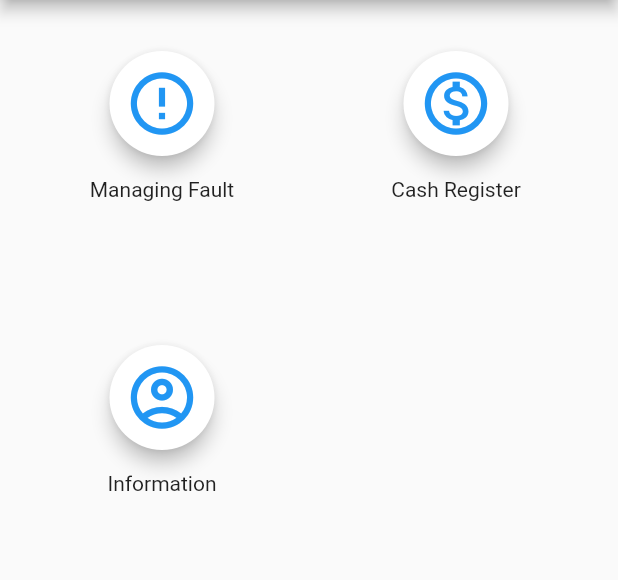
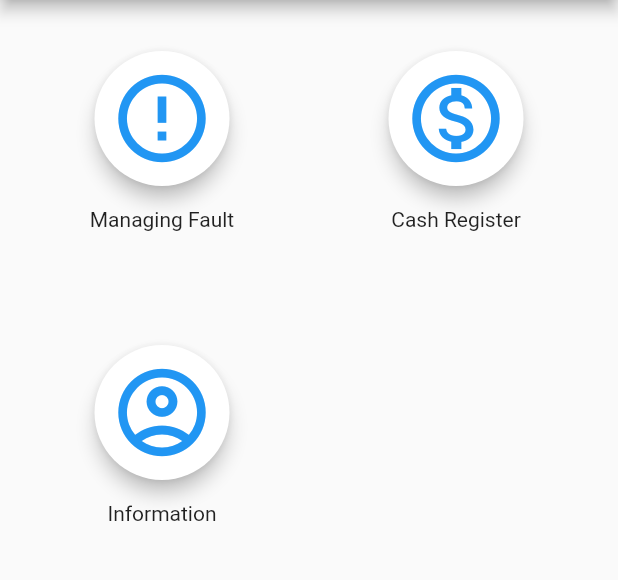
Before and after one commit to LiranFain22/MyBait-Final-Project, a Flutter app: the OverviewTenantScreen screen opened by its route, in the side drawer, after a tap on "Home", on a phone screen of 412 x 824 dp, the part 84-664 px from its top. Run offline on Flutter 3.47's test engine with Material 2 defaults, Android fonts, the phone set to English and light mode, and no system bars.

Commit message:
clean UI a bit

```diff
--- a/lib/main.dart
+++ b/lib/main.dart
@@ -1,6 +1,7 @@
 import 'package:flutter/material.dart';
-import 'package:mybait/screens/overview_manager_screen.dart';
-import 'package:mybait/screens/overview_tenant_screen.dart';
+
+import './screens/overview_manager_screen.dart';
+import './screens/overview_tenant_screen.dart';
 
 import './screens/login_screen.dart';
 
@@ -9,7 +10,6 @@ void main() {
 }
 
 class MyApp extends StatelessWidget {
-
 
   @override
   Widget build(BuildContext context) {
--- a/lib/screens/overview_manager_screen.dart
+++ b/lib/screens/overview_manager_screen.dart
@@ -54,7 +54,7 @@ class _OverviewManagerScreenState extends State<OverviewManagerScreen> {
                             padding: const EdgeInsets.all(10.0),
                             child: Icon(
                               menuList[position].icon,
-                              size: 50,
+                              size: 70,
                               color: Colors.blue,
                             ),
                           ),
--- a/lib/screens/overview_tenant_screen.dart
+++ b/lib/screens/overview_tenant_screen.dart
@@ -49,12 +49,12 @@ class _OverviewTenantScreenState extends State<OverviewTenantScreen> {
                         child: Card(
                           shape: RoundedRectangleBorder(
                               borderRadius: BorderRadius.circular(100.0)),
-                          elevation: 5,
+                          elevation: 10,
                           child: Padding(
                             padding: const EdgeInsets.all(10.0),
                             child: Icon(
                               menuList[position].icon,
-                              size: 50,
+                              size: 70,
                               color: Colors.blue,
                             ),
                           ),
```
Also changed, not shown: lib/screens/login_screen.dart (+28 -23 lines).
